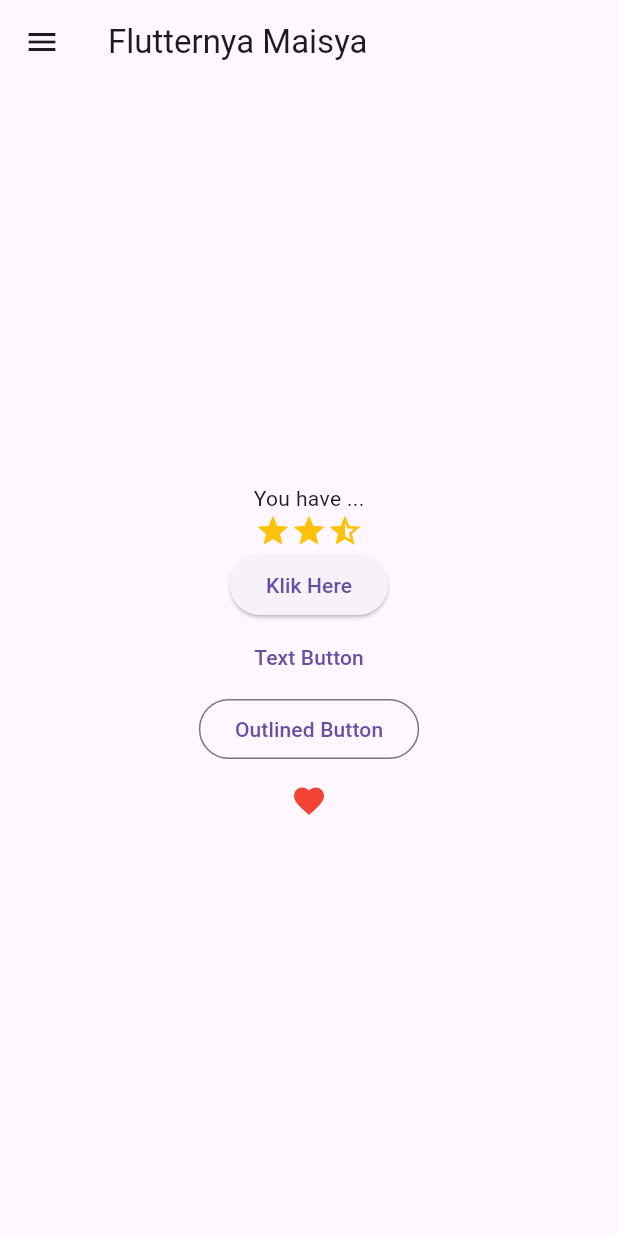
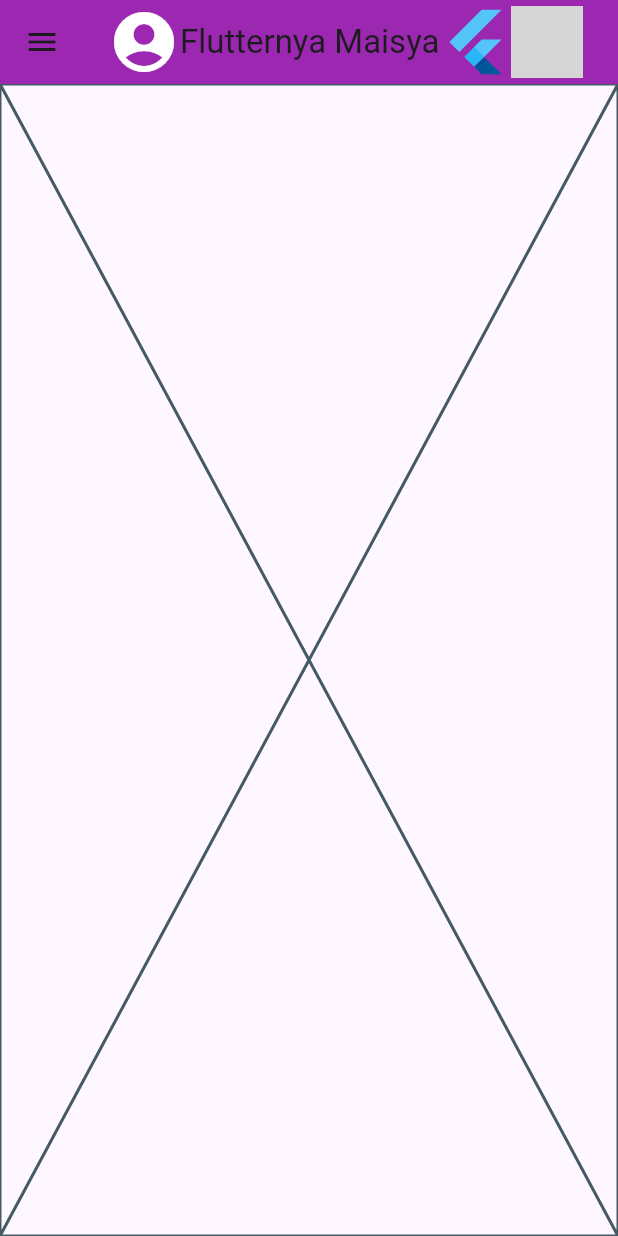
Before and after one commit to maisyadhia/projectsem5, a Flutter app: the screen it shows after launch, on a phone screen of 412 x 824 dp. Run offline on Flutter 3.47's test engine with Material 3 defaults, Android fonts, the phone set to English and light mode, and no system bars; grey boxes are pictures that could not be loaded.

Commit message:
add logo, icon, and image

```diff
--- a/lib/main.dart
+++ b/lib/main.dart
@@ -11,35 +11,19 @@ class Sib3a extends StatelessWidget {
   Widget build(BuildContext context) {
     return MaterialApp(
       home: Scaffold(
-        appBar: AppBar(title: const Text('Flutternya Maisya')),
+        appBar: AppBar(
+          title: Row(
+            children: [
+              const Icon(Icons.account_circle, size: 48, color: Colors.white),
+              const Text('Flutternya Maisya'),
+              const FlutterLogo(size: 48),
+              Image.asset('assets/images/poltek.jpeg', width: 48, height: 48),
+            ],
+          ),
+          backgroundColor: Colors.purple,
+        ),
         drawer: const Drawer(),
-        body: Column(
-          mainAxisAlignment: MainAxisAlignment.center,
-          children: [
-            const Text('You have ...'),
-            const Row(
-              mainAxisAlignment: MainAxisAlignment.center,
-              children: [
-                Icon(Icons.star, color: Colors.amber),
-                Icon(Icons.star, color: Colors.amber),
-                Icon(Icons.star_half, color: Colors.amber),
-              ],
-            ),
-            ElevatedButton(onPressed: () {}, child: const Text('Klik Here')),
-            TextButton(
-              onPressed: () {},
-              child: const Text('Text Button'),
-            ),
-            OutlinedButton(
-              onPressed: () {},
-              child: const Text('Outlined Button'),
-            ),
-            IconButton(
-              onPressed: () {},
-              icon: const Icon(Icons.favorite, color: Colors.red),
-            ),
-          ],
-        ),
+        body: const Center(child: Placeholder()),
       ),
     );
   }
```
